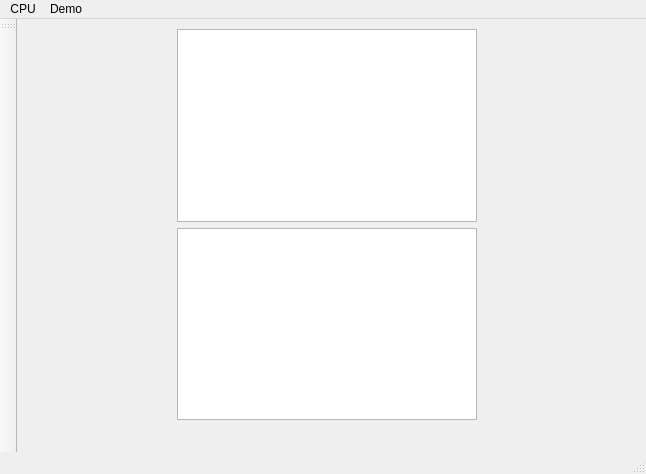
This is mainwindow.ui in lisitsynSA/simulator as Qt 5 draws it before an edit. The edited form follows.
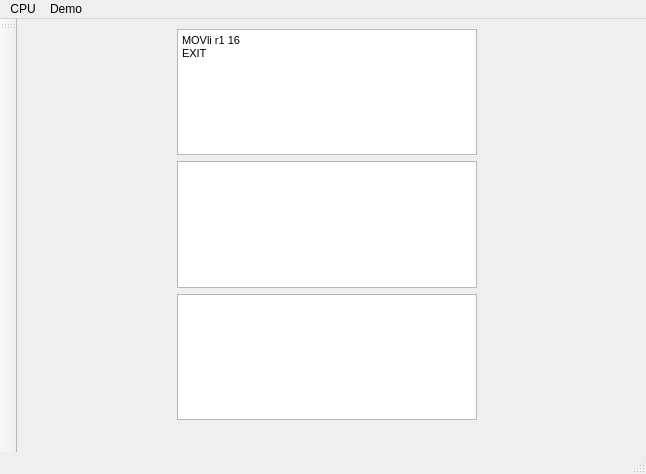
This is the edited form.

Commit message: [CPU] Add ISA template and Instr class

```diff
--- a/mainwindow.ui
+++ b/mainwindow.ui
@@ -32,6 +32,14 @@
          <height>16777215</height>
         </size>
        </property>
+       <property name="html">
+        <string>&lt;!DOCTYPE HTML PUBLIC &quot;-//W3C//DTD HTML 4.0//EN&quot; &quot;http://www.w3.org/TR/REC-html40/strict.dtd&quot;&gt;
+&lt;html&gt;&lt;head&gt;&lt;meta name=&quot;qrichtext&quot; content=&quot;1&quot; /&gt;&lt;style type=&quot;text/css&quot;&gt;
+p, li { white-space: pre-wrap; }
+&lt;/style&gt;&lt;/head&gt;&lt;body style=&quot; font-family:'MS Shell Dlg 2'; font-size:7.8pt; font-weight:400; font-style:normal;&quot;&gt;
+&lt;p style=&quot; margin-top:0px; margin-bottom:0px; margin-left:0px; margin-right:0px; -qt-block-indent:0; text-indent:0px;&quot;&gt;&lt;span style=&quot; font-size:8pt;&quot;&gt;MOVli r1 16&lt;/span&gt;&lt;/p&gt;
+&lt;p style=&quot; margin-top:0px; margin-bottom:0px; margin-left:0px; margin-right:0px; -qt-block-indent:0; text-indent:0px;&quot;&gt;&lt;span style=&quot; font-size:8pt;&quot;&gt;EXIT&lt;/span&gt;&lt;/p&gt;&lt;/body&gt;&lt;/html&gt;</string>
+       </property>
       </widget>
      </item>
      <item row="1" column="1">
@@ -47,7 +55,20 @@
        </property>
       </widget>
      </item>
-     <item row="0" column="0" rowspan="2">
+     <item row="2" column="1">
+      <widget class="QTextEdit" name="cpuEdit">
+       <property name="maximumSize">
+        <size>
+         <width>300</width>
+         <height>16777215</height>
+        </size>
+       </property>
+       <property name="readOnly">
+        <bool>true</bool>
+       </property>
+      </widget>
+     </item>
+     <item row="0" column="0" rowspan="3">
       <layout class="QGridLayout" name="displayLayout"/>
      </item>
     </layout>
```
The commit also changes 8 other files.
